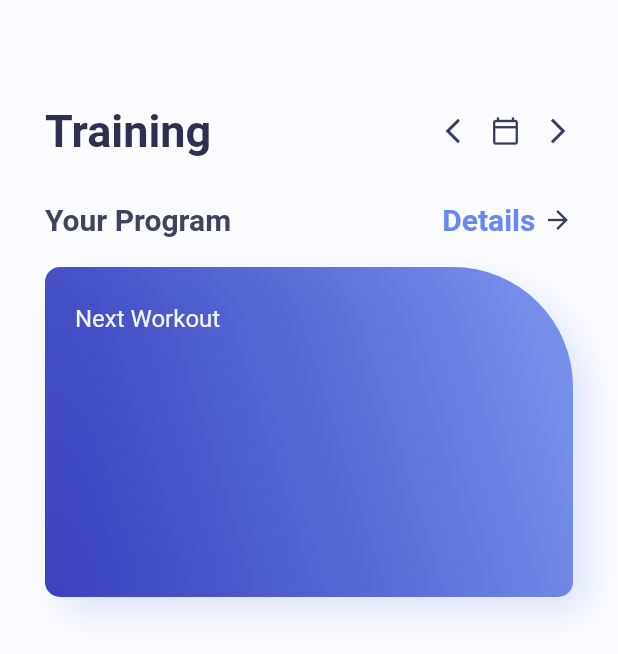
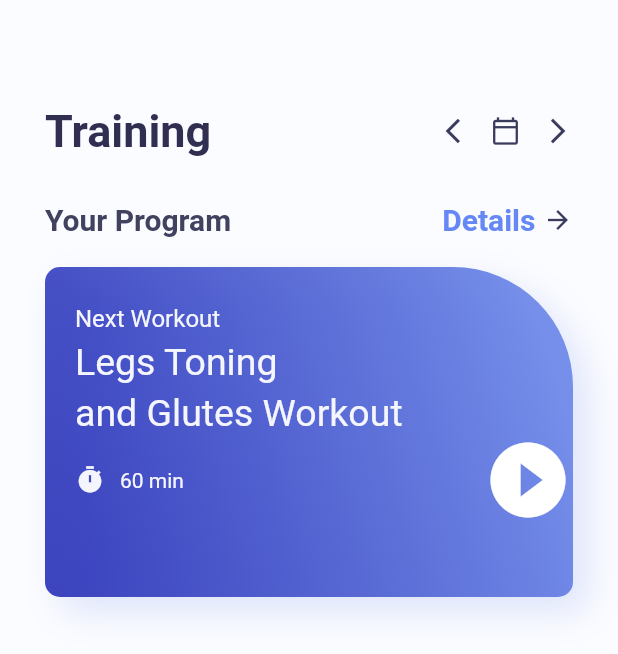
Before and after one commit to SadeEtensh/Flutter_UI_Code, a Flutter app: the screen it shows after launch, on a phone screen of 412 x 824 dp. Shown: the top 654 px of the screen. Run offline on Flutter 3.47's test engine with Material 2 defaults, Android fonts, the phone set to English and light mode, and no system bars.

Commit message:
Upated the HomePage of the App

```diff
--- a/lib/home_page.dart
+++ b/lib/home_page.dart
@@ -113,6 +113,46 @@ class _HomePageState extends State<HomePage> {
                         fontSize: 16,
                         color: color.AppColor.homePageContainerTextSmall,
                       ),
+                    ),
+                    SizedBox(height: 5,),
+                    Text(
+                      "Legs Toning",
+                      style: TextStyle(
+                        fontSize: 25,
+                        color: color.AppColor.homePageContainerTextSmall,
+                      ),
+                    ),
+                    SizedBox(height: 5,),
+                    Text(
+                      "and Glutes Workout",
+                      style: TextStyle(
+                        fontSize: 25,
+                        color: color.AppColor.homePageContainerTextSmall,
+                      ),
+                    ),
+                    Row(
+                      children: [
+                        Row(
+                          children: [
+                            Icon(Icons.timer, size: 20, color: color.AppColor.homePageContainerTextSmall,),
+                            SizedBox(width: 10,),
+                            Text(
+                              "60 min",
+                              style: TextStyle(
+                                fontSize: 14,
+                                color: color.AppColor.homePageContainerTextSmall,
+                              ),
+                            ),
+
+                          ],
+                        ),
+                        Expanded(child: Container()),
+                        const Icon(
+                          Icons.play_circle_fill,
+                          color: Colors.white,
+                          size: 60,
+                        )
+                      ],
                     )
                   ],
                 ),
```
